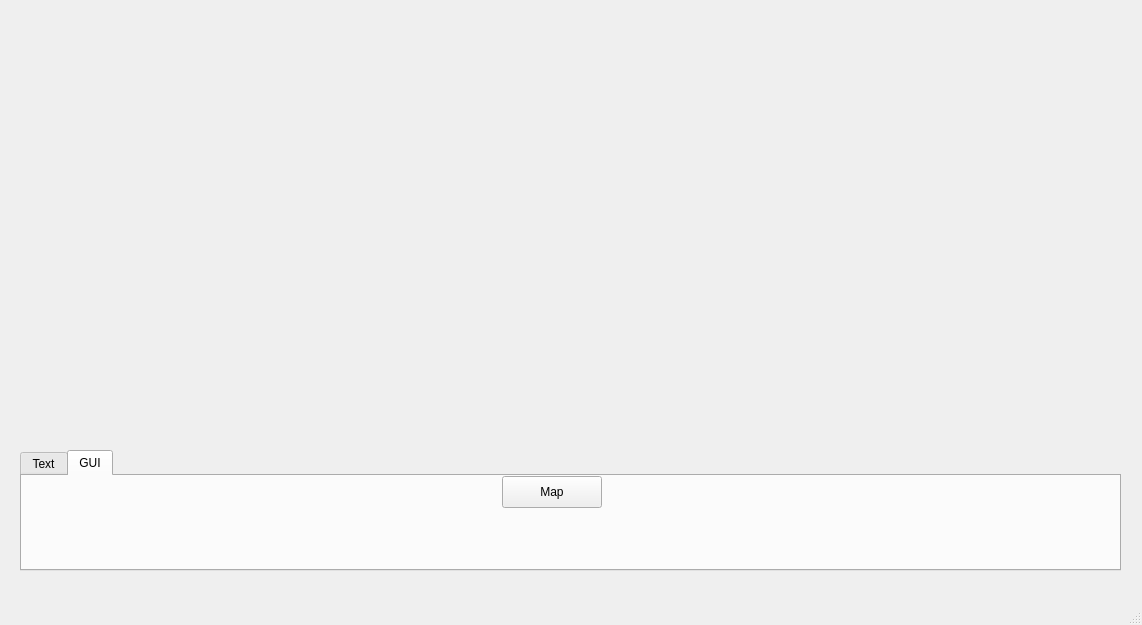
theadambyrne/Toast, file mainwindow.ui: the form before one commit.
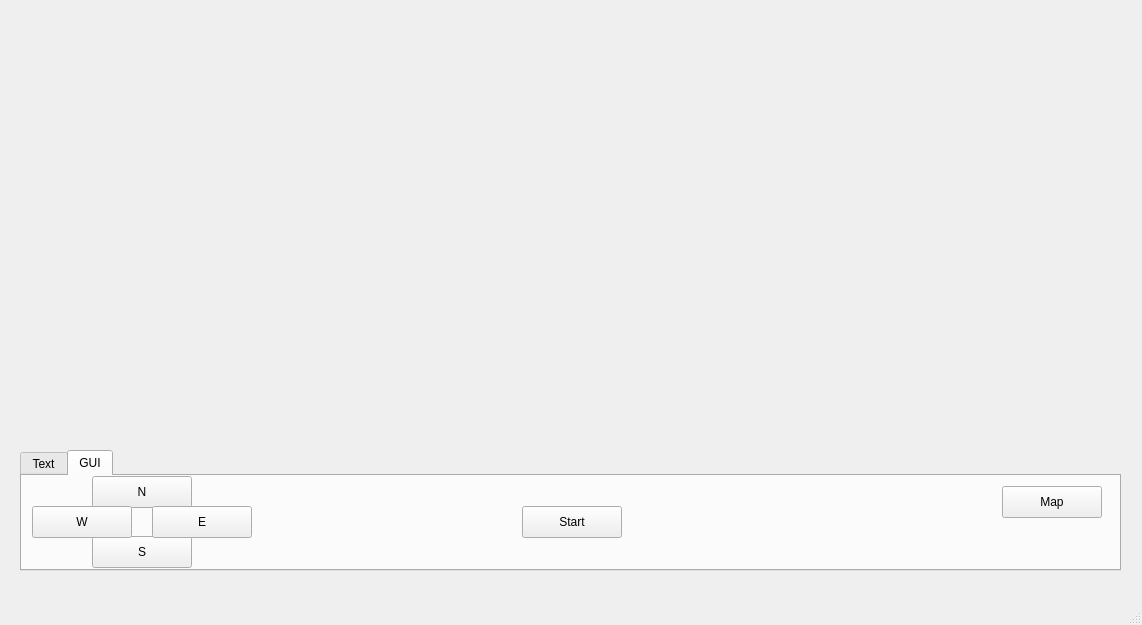
The form after the commit. The open tabs and pages were chosen to show the change.

Commit message: Arrow buttons

Patch:
```diff
--- a/mainwindow.ui
+++ b/mainwindow.ui
@@ -106,8 +106,8 @@
      <widget class="QPushButton" name="mapButton">
       <property name="geometry">
        <rect>
-        <x>480</x>
-        <y>0</y>
+        <x>980</x>
+        <y>10</y>
         <width>100</width>
         <height>32</height>
        </rect>
@@ -116,6 +116,71 @@
        <string>Map</string>
       </property>
      </widget>
+     <widget class="QPushButton" name="goNorthButton">
+      <property name="geometry">
+       <rect>
+        <x>70</x>
+        <y>0</y>
+        <width>100</width>
+        <height>32</height>
+       </rect>
+      </property>
+      <property name="text">
+       <string>N</string>
+      </property>
+     </widget>
+     <widget class="QPushButton" name="goSouthButton">
+      <property name="geometry">
+       <rect>
+        <x>70</x>
+        <y>60</y>
+        <width>100</width>
+        <height>32</height>
+       </rect>
+      </property>
+      <property name="text">
+       <string>S</string>
+      </property>
+     </widget>
+     <widget class="QPushButton" name="goWestButton">
+      <property name="geometry">
+       <rect>
+        <x>10</x>
+        <y>30</y>
+        <width>100</width>
+        <height>32</height>
+       </rect>
+      </property>
+      <property name="text">
+       <string>W</string>
+      </property>
+     </widget>
+     <widget class="QPushButton" name="goEastButton">
+      <property name="geometry">
+       <rect>
+        <x>130</x>
+        <y>30</y>
+        <width>100</width>
+        <height>32</height>
+       </rect>
+      </property>
+      <property name="text">
+       <string>E</string>
+      </property>
+     </widget>
+     <widget class="QPushButton" name="startButton">
+      <property name="geometry">
+       <rect>
+        <x>500</x>
+        <y>30</y>
+        <width>100</width>
+        <height>32</height>
+       </rect>
+      </property>
+      <property name="text">
+       <string>Start</string>
+      </property>
+     </widget>
     </widget>
    </widget>
   </widget>
```
Left out of the diff: 2 changed lines with no effect on the pictures. The commit also changes 3 other files.
